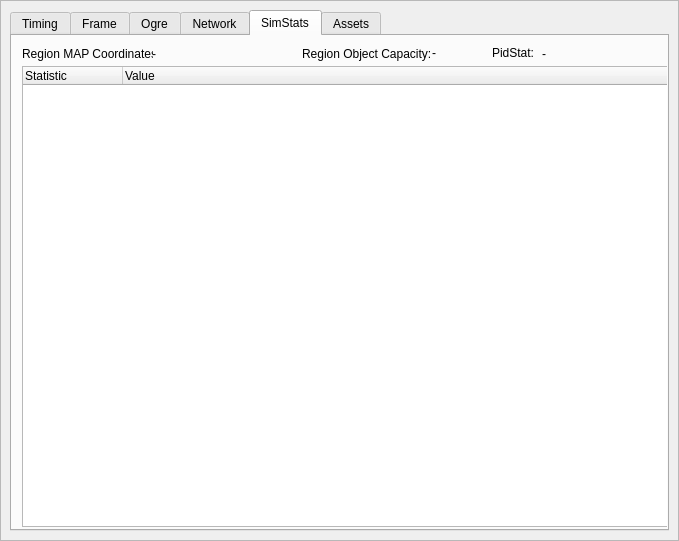
This is bin/data/ui/profiler.ui in realXtend/tundra as Qt 5 draws it before an edit. The edited form follows.
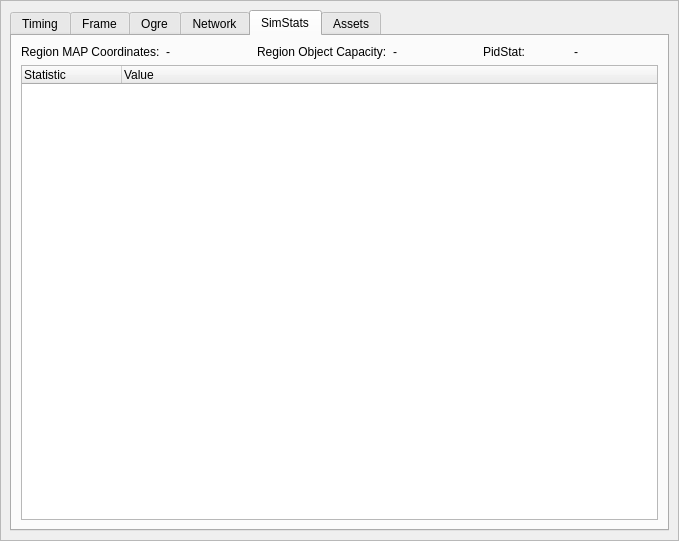
This is the edited form. The open tabs and pages were chosen to show the change.

Commit message: *Use ParseBool instead of boost::lexical_cast when reading booleans from string in EnvironmentModule *Convert the three most common scandic letters to "a" and "o" in EC_MovableTextOverlay text *When using reX auth, the the server address is omitted from the avatar's last name when saving it to EC_OpenSimPresence *Profiler UI layout tweaking

Diff of the .ui file:
```diff
--- a/bin/data/ui/profiler.ui
+++ b/bin/data/ui/profiler.ui
@@ -37,6 +37,12 @@
      <layout class="QVBoxLayout" name="verticalLayout">
       <item>
        <widget class="QTabWidget" name="tabWidget">
+        <property name="minimumSize">
+         <size>
+          <width>100</width>
+          <height>0</height>
+         </size>
+        </property>
         <property name="currentIndex">
          <number>0</number>
         </property>
@@ -1195,93 +1201,51 @@
          <attribute name="title">
           <string>SimStats</string>
          </attribute>
+         <layout class="QGridLayout" name="gridLayout_2">
+          <item row="0" column="0">
          <widget class="QLabel" name="label_30">
-          <property name="geometry">
-           <rect>
-            <x>10</x>
-            <y>10</y>
-            <width>131</width>
-            <height>16</height>
-           </rect>
-          </property>
           <property name="text">
            <string>Region MAP Coordinates:</string>
           </property>
          </widget>
+          </item>
+          <item row="0" column="1">
          <widget class="QLabel" name="labelRegionMapCoords">
-          <property name="geometry">
-           <rect>
-            <x>140</x>
-            <y>10</y>
-            <width>141</width>
-            <height>16</height>
-           </rect>
-          </property>
           <property name="text">
            <string>-</string>
           </property>
          </widget>
+          </item>
+          <item row="0" column="2">
          <widget class="QLabel" name="label_32">
-          <property name="geometry">
-           <rect>
-            <x>290</x>
-            <y>10</y>
-            <width>131</width>
-            <height>16</height>
-           </rect>
-          </property>
           <property name="text">
            <string>Region Object Capacity:</string>
           </property>
          </widget>
+          </item>
+          <item row="0" column="3">
          <widget class="QLabel" name="labelRegionObjectCapacity">
-          <property name="geometry">
-           <rect>
-            <x>420</x>
-            <y>10</y>
-            <width>46</width>
-            <height>13</height>
-           </rect>
-          </property>
           <property name="text">
            <string>-</string>
           </property>
          </widget>
+          </item>
+          <item row="0" column="4">
          <widget class="QLabel" name="label_31">
-          <property name="geometry">
-           <rect>
-            <x>480</x>
-            <y>10</y>
-            <width>46</width>
-            <height>13</height>
-           </rect>
-          </property>
           <property name="text">
            <string>PidStat:</string>
           </property>
          </widget>
+          </item>
+          <item row="0" column="5">
          <widget class="QLabel" name="labelPidStat">
-          <property name="geometry">
-           <rect>
-            <x>530</x>
-            <y>10</y>
-            <width>131</width>
-            <height>16</height>
-           </rect>
-          </property>
           <property name="text">
            <string>-</string>
           </property>
          </widget>
+          </item>
+          <item row="1" column="0" colspan="6">
          <widget class="QTreeWidget" name="treeSimStats">
-          <property name="geometry">
-           <rect>
-            <x>10</x>
-            <y>30</y>
-            <width>661</width>
-            <height>461</height>
-           </rect>
-          </property>
           <column>
            <property name="text">
             <string>Statistic</string>
@@ -1293,6 +1257,8 @@
            </property>
           </column>
          </widget>
+          </item>
+         </layout>
         </widget>
         <widget class="QWidget" name="tab_2">
          <attribute name="title">
```
Left out of the diff: 136 changed lines with no effect on the pictures. Lines whose indentation alone changed are shown as unchanged. The commit also changes 6 other files.
